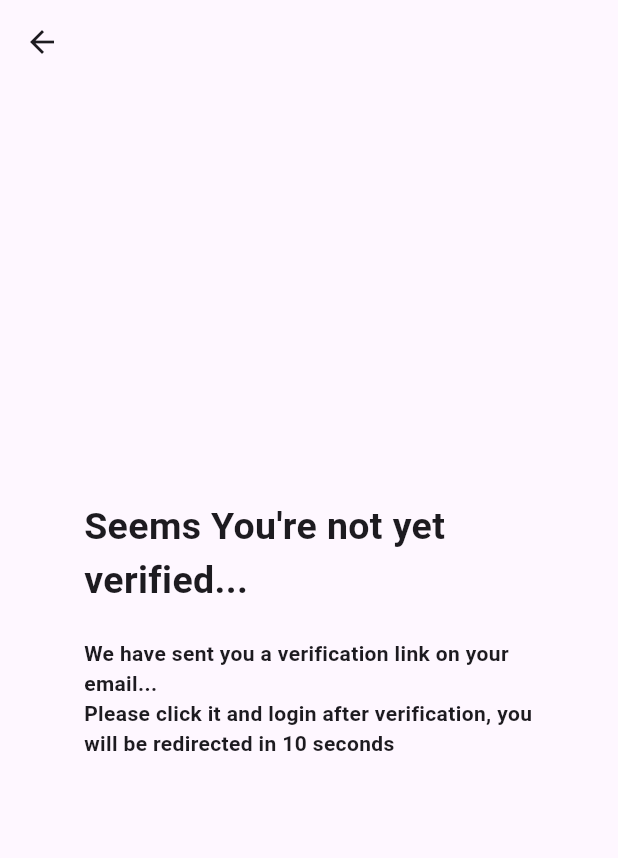
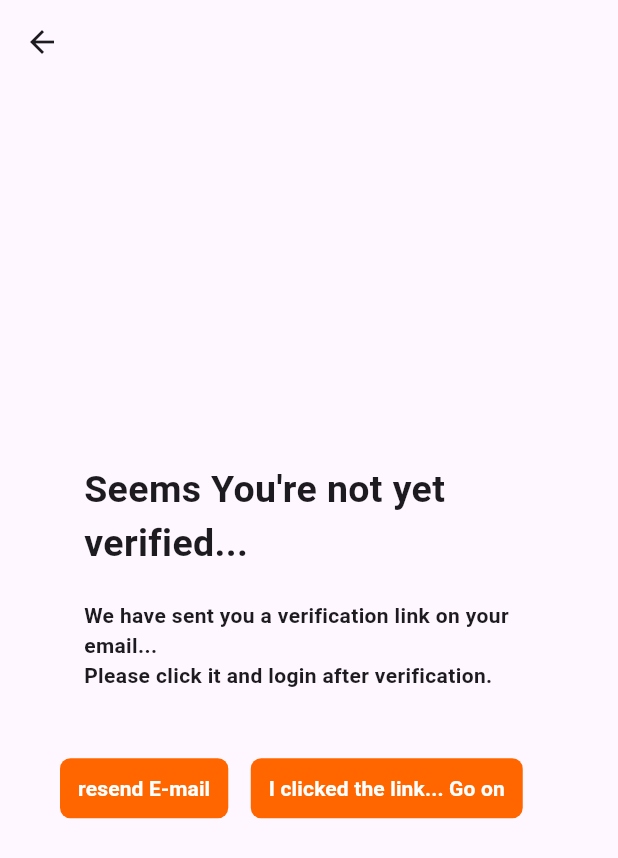
Before and after one commit to Mahmoud3177Khaled/FluttyNotes, a Flutter app: the VerificationView screen opened by its route, on a phone screen of 412 x 824 dp. Shown: the top 858 px of the screen. Run offline on Flutter 3.47's test engine with Material 3 defaults, Android fonts, the phone set to English and light mode, and no system bars; our stand-ins replace firebase_auth, firebase_core; accounts and stored records are empty; network calls fail.

Commit message:
fixed verification

```diff
--- a/lib/views/verification_view.dart
+++ b/lib/views/verification_view.dart
@@ -38,7 +38,7 @@ class VerificationView extends StatelessWidget {
               child: SizedBox(
                 width: 300,
                 child: Text(
-                  "We have sent you a verification link on your email... \nPlease click it and login after verification, you will be redirected in 10 seconds",
+                  "We have sent you a verification link on your email... \nPlease click it and login after verification.",
                   style: TextStyle(
                     fontSize: 14,
                     fontWeight: FontWeight.bold
@@ -50,20 +50,103 @@ class VerificationView extends StatelessWidget {
             ),
 
 
+               Row(
+                 children: [
+
+
+
+
+                    Padding(
+                      padding: const EdgeInsets.fromLTRB(40, 0, 0, 0),
+                      child: SizedBox(
+                        // width: ,
+                        height: 40,
+                        child: TextButton(
+                          style: TextButton.styleFrom(
+                            foregroundColor: Colors.white,
+                            backgroundColor: maintheme,
+                            shape: RoundedRectangleBorder(
+                              borderRadius: BorderRadius.circular(7),
+                            ),
+                          ),
+
+                          onPressed: () async {
+
+                            final user = FirebaseAuth.instance.currentUser;
+                            await user?.sendEmailVerification();
+
+                            devtools.log(user.toString());
+                            devtools.log("sent");
+
+                            // FirebaseAuth.instance.signOut();
+
+                            // Navigator.of(context).pushNamedAndRemoveUntil(welcomeview, (route) => false,);
+                          },
+
+                          child: const Text(
+                            "resend E-mail",
+                            style: TextStyle(
+                              fontSize: 14,
+                              fontWeight: FontWeight.bold
+                            ),
+                            )
+
+                      ),
+                    ),
+                  ),
+
+                   Padding(
+                    padding: const EdgeInsets.all(15.0),
+                    child: SizedBox(
+                      // width: ,
+                      height: 40,
+                      child: TextButton(
+                        style: TextButton.styleFrom(
+                          foregroundColor: Colors.white,
+                          backgroundColor: maintheme,
+                          shape: RoundedRectangleBorder(
+                            borderRadius: BorderRadius.circular(7),
+                          ),
+                        ),
+
+                        onPressed: () {
+                          FirebaseAuth.instance.signOut();
+                          Navigator.of(context).pushNamed(welcomeview);
+
+                        },
+
+                        child: const Text(
+                          "I clicked the link... Go on",
+                          style: TextStyle(
+                            fontSize: 14,
+                            fontWeight: FontWeight.bold
+                          ),
+                          )
+
+                      ),
+                    ),
+                  ),
+
+                ],
+              ),
+
+
+
+
             Builder(
               builder: (context) {
 
-                final user = FirebaseAuth.instance.currentUser;
+                WidgetsBinding.instance.addPostFrameCallback((_) async {
 
-                Future.delayed(const Duration(seconds: 10), () async {
-                  devtools.log('This message is delayed by 10 seconds');
-                  Navigator.of(context).pushNamedAndRemoveUntil(welcomeview, (route) => false,);
-
-                  devtools.log(user?.email.toString() ?? "no email");
+                  final user = FirebaseAuth.instance.currentUser;
                   await user?.sendEmailVerification();
 
-                  FirebaseAuth.instance.signOut();
-                });
+                  devtools.log("sent");
+
+
+                  }
+                );
+
 
 
                 return const Text("");
```
